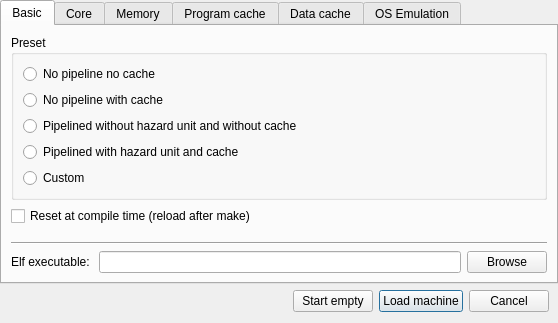
Old version of the form src/gui/NewDialog.ui in the repository cvut/qtrvsim.
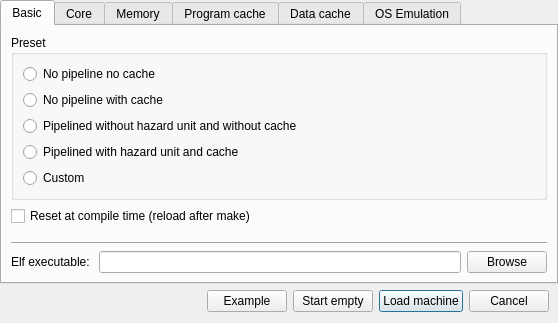
New version of the form.

Commit message: GUI: Example button in NewDialog and related main windows modifications.

The edit to the form file:
```diff
--- a/src/gui/NewDialog.ui
+++ b/src/gui/NewDialog.ui
@@ -426,6 +426,13 @@
        </property>
       </spacer>
      </item>
+     <item>
+      <widget class="QPushButton" name="pushButton_example">
+       <property name="text">
+        <string>Example</string>
+       </property>
+      </widget>
+     </item>
      <item>
       <widget class="QPushButton" name="pushButton_start_empty">
        <property name="text">
```
The commit also changes 4 other files.
